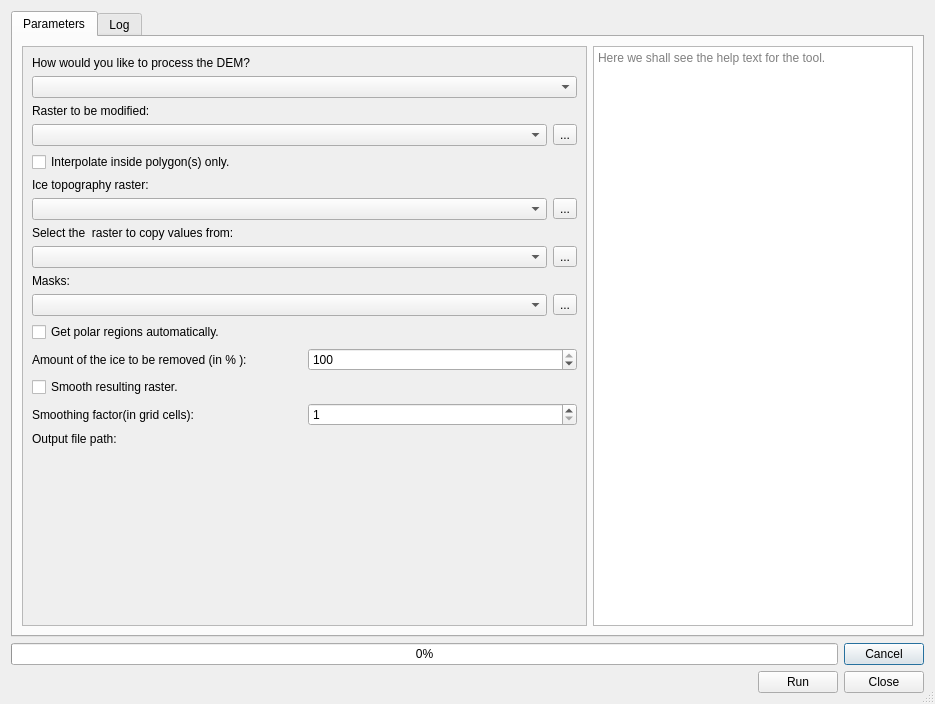
First picture: the form in ui/standard_proc.ui, repository jaminzoda/terra-antiqua, before the edit.
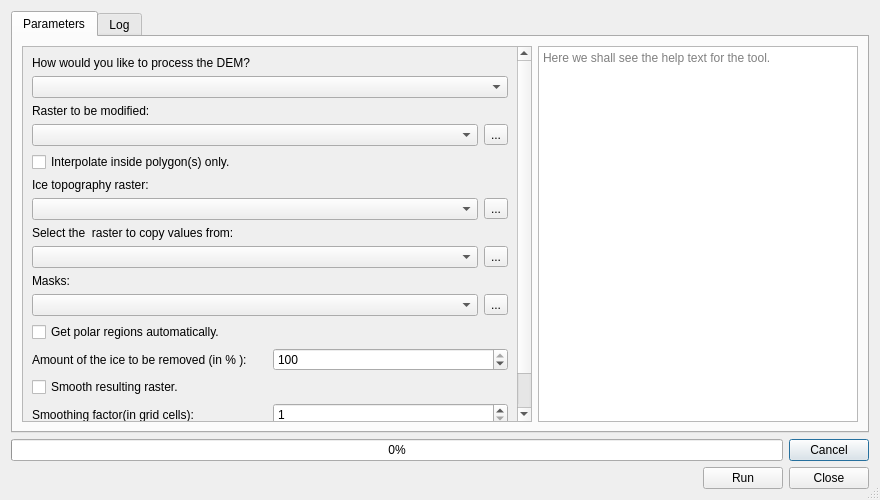
Second picture: the form after the edit. Custom widgets are drawn as their Qt base class.

Commit message: Edited UI sizes to be consistent.

```diff
--- a/ui/standard_proc.ui
+++ b/ui/standard_proc.ui
@@ -6,8 +6,8 @@
    <rect>
     <x>0</x>
     <y>0</y>
-    <width>935</width>
-    <height>704</height>
+    <width>880</width>
+    <height>500</height>
    </rect>
   </property>
   <property name="sizePolicy">
```
The commit also changes 1 other file.
